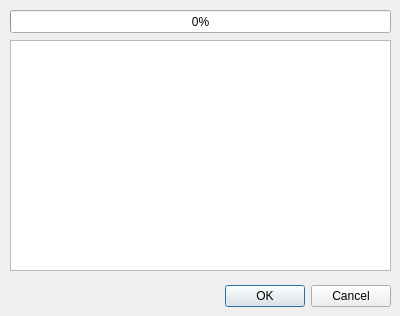
The window that src/devicedetection.ui (dehnhardt/iconnconfig) describes before a commit, drawn with Qt 5.
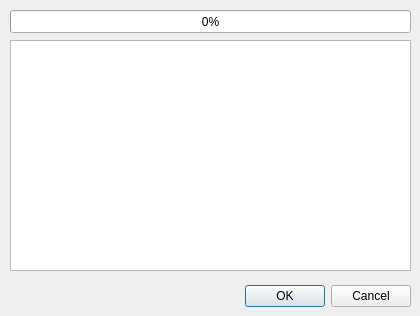
The same window after the commit.

Commit message: enlaged slightly

What changed in the file:
```diff
--- a/src/devicedetection.ui
+++ b/src/devicedetection.ui
@@ -6,19 +6,19 @@
    <rect>
     <x>0</x>
     <y>0</y>
-    <width>400</width>
+    <width>420</width>
     <height>316</height>
    </rect>
   </property>
   <property name="minimumSize">
    <size>
-    <width>400</width>
+    <width>420</width>
     <height>316</height>
    </size>
   </property>
   <property name="maximumSize">
    <size>
-    <width>400</width>
+    <width>420</width>
     <height>316</height>
    </size>
   </property>
@@ -30,7 +30,7 @@
     <rect>
      <x>10</x>
      <y>280</y>
-     <width>381</width>
+     <width>401</width>
      <height>32</height>
     </rect>
    </property>
@@ -46,7 +46,7 @@
     <rect>
      <x>10</x>
      <y>40</y>
-     <width>381</width>
+     <width>401</width>
      <height>231</height>
     </rect>
    </property>
@@ -56,7 +56,7 @@
     <rect>
      <x>10</x>
      <y>10</y>
-     <width>381</width>
+     <width>401</width>
      <height>23</height>
     </rect>
    </property>
```
